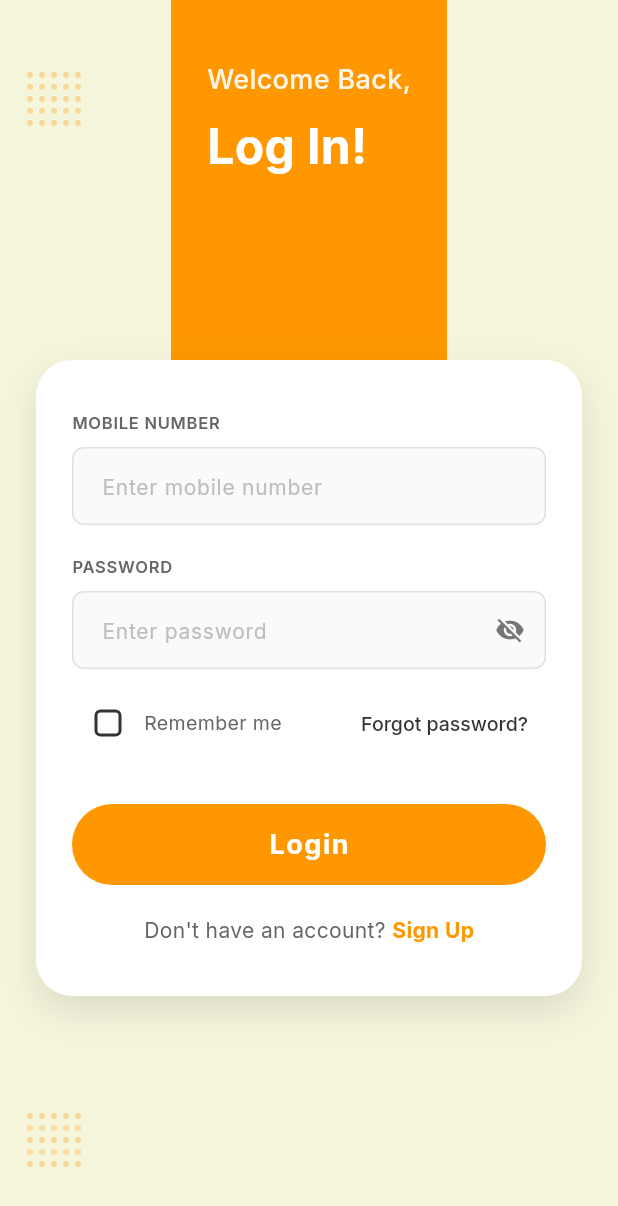
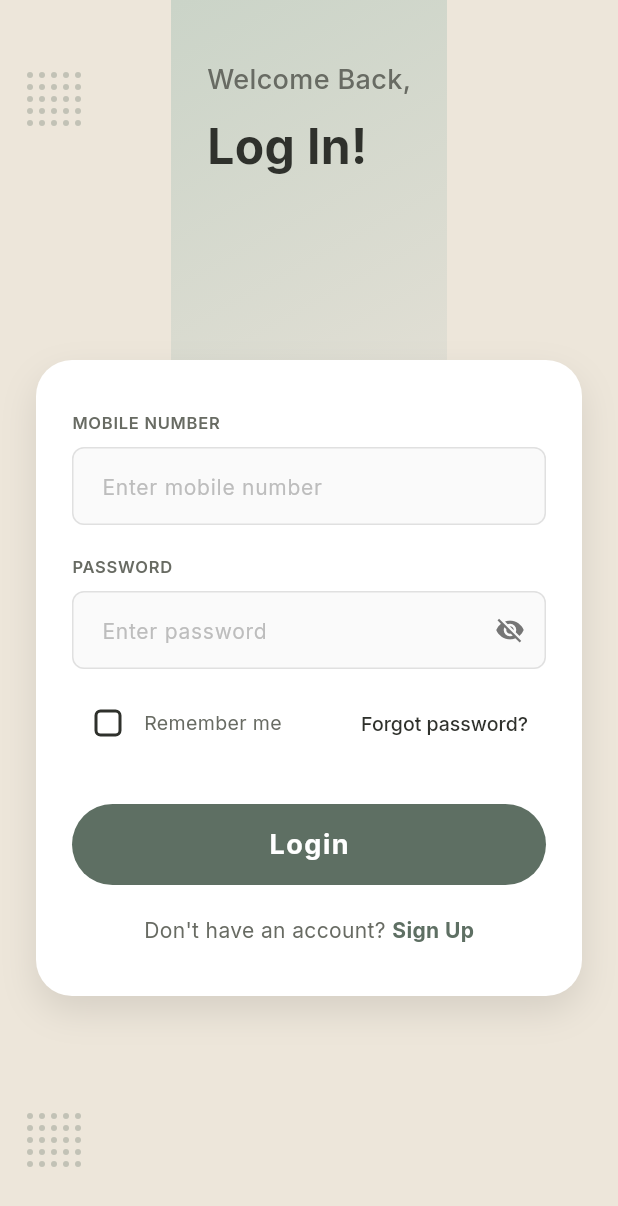
Before and after one commit to sanjumorya-dev/FE-job, a Flutter app: the screen it shows after launch, after a tap on "Skip", on a phone screen of 412 x 824 dp. Shown: the top 1206 px of the screen. Run offline on Flutter 3.47's test engine with Material 3 defaults, Android fonts, the phone set to English and light mode, and no system bars; our stand-ins replace google_fonts, image_picker, shared_preferences; accounts and stored records are empty; network calls fail.

Commit message:
Revamp app with translucent neutral theme styling

```diff
--- a/lib/constants/colors.dart
+++ b/lib/constants/colors.dart
@@ -1,56 +1,60 @@
 import 'package:flutter/material.dart';
 
-/// WorkConnect Color Palette - Based on Figma Design System
+/// WorkConnect Color Palette - soft, glassmorphism inspired neutrals
 class AppColors {
-  // Primary Colors
-  static const Color primary = Color(0xFFFF9800); // Orange (Buttons)
-  static const Color primaryLight = Color(0xFFFFE0B2); // Light Orange
-  static const Color primaryDark = Color(0xFFF57C00); // Dark Orange
+  // Primary Brand Colors
+  static const Color primary = Color(0xFF5E6F63); // Muted olive
+  static const Color primaryLight = Color(0xFFDDE5DC);
+  static const Color primaryDark = Color(0xFF3F4C43);
 
-  // Theme Colors (for Wavy Background)
-  static const Color headerBackground = Color(0xFFFFCA28); // Mustard Yellow
-  static const Color waveColor1 = Color(0xFF42A5F5); // Blue
-  static const Color waveColor2 = Color(0xFFEF5350); // Red/Pink
+  // Theme Accent Colors
+  static const Color headerBackground = Color(0xFFE8E2D8);
+  static const Color waveColor1 = Color(0xFFC7D2C6);
+  static const Color waveColor2 = Color(0xFFD8CFC2);
 
   // Success & Status Colors
-  static const Color success = Color(0xFF4CAF50); // Success Green
-  static const Color successLight = Color(0xFFC8E6C9); // Light Green
-  static const Color successDark = Color(0xFF388E3C); // Dark Green
+  static const Color success = Color(0xFF4B8A67);
+  static const Color successLight = Color(0xFFDCEFE3);
+  static const Color successDark = Color(0xFF2E5F44);
 
   // Warning & Alert Colors
-  static const Color warning = Color(0xFFFF9800); // Warning Orange
-  static const Color warningOrange = Color(0xFFFF7800); // Pure Warning Orange
-  static const Color warningLight = Color(0xFFFFE0B2); // Light Orange
+  static const Color warning = Color(0xFFC58A4E);
+  static const Color warningOrange = Color(0xFFB97A3F);
+  static const Color warningLight = Color(0xFFF5E6D5);
 
   // Error & Destructive Colors
-  static const Color error = Color(0xFFD32F2F); // Error Red
-  static const Color errorLight = Color(0xFFFFCDD2); // Light Red
-  static const Color errorDark = Color(0xFFC62828); // Dark Red
+  static const Color error = Color(0xFFB65C5C);
+  static const Color errorLight = Color(0xFFF3DEDE);
+  static const Color errorDark = Color(0xFF8E4343);
 
   // Text Colors
-  static const Color textMain = Color(0xFF333333); // Main Text
-  static const Color textSecondary = Color(0xFF666666); // Secondary Text
-  static const Color textHint = Color(0xFF999999); // Hint Text
-  static const Color textInverse = Color(0xFFFFFFFF); // White Text
+  static const Color textMain = Color(0xFF2F312C);
+  static const Color textSecondary = Color(0xFF686B63);
+  static const Color textHint = Color(0xFF8E9288);
+  static const Color textInverse = Color(0xFFFFFFFF);
 
   // Background & Surface Colors
-  static const Color background = Color(0xFFF9FAFC); // App Background
-  static const Color backgroundBeige = Color(0xFFF5F5DC); // Beige/Cream for Auth Screens
-  static const Color surface = Color(0xFFFFFFFF); // Surface/Card Background
-  static const Color surfaceSecondary = Color(0xFFF5F5F5); // Secondary Surface
-  static const Color overlay = Color(0xF0000000); // Semi-transparent overlay
+  static const Color background = Color(0xFFF3EFE8);
+  static const Color backgroundBeige = Color(0xFFEDE6DA);
+  static const Color surface = Color(0xCCFFFFFF); // translucent white
+  static const Color surfaceSecondary = Color(0xB3FFFFFF);
+  static const Color overlay = Color(0x70000000);
+
+  // Glass UI Colors
+  static const Color glassStroke = Color(0x99FFFFFF);
+  static const Color glassHighlight = Color(0x66FFFFFF);
 
   // Border & Divider Colors
-  static const Color border = Color(0xFFC0C0C0); // Border Color
-  static const Color borderLight = Color(0xFFE0E0E0); // Light Border
-  static const Color divider = Color(0xFFE0E0E0); // Divider Color
+  static const Color border = Color(0xFFCDC7BC);
+  static const Color borderLight = Color(0xFFE4DED3);
+  static const Color divider = Color(0xFFDCD5C8);
 
   // Semantic Colors
-  static const Color active = Color(0xFFFF9800); // Active state (Orange)
-  static const Color inactive = Color(0xFFBDBDBD); // Inactive state
-  static const Color pending = Color(0xFFFF7800); // Pending state
-  static const Color disabled = Color(0xFFCCCCCC); // Disabled state
+  static const Color active = Color(0xFF5E6F63);
+  static const Color inactive = Color(0xFFB7B6B0);
+  static const Color pending = Color(0xFFB97A3F);
+  static const Color disabled = Color(0xFFD8D5CE);
 
   // Gradient & Special
-  static const Color shadowColor = Color(0x1F000000); // Shadow color
+  static const Color shadowColor = Color(0x1A3A372E);
 }
--- a/lib/main.dart
+++ b/lib/main.dart
@@ -40,12 +40,14 @@ class DihaadiApp extends StatelessWidget {
             onSurface: AppColors.textMain,
             onError: Colors.white,
           ),
+          cardColor: AppColors.surface,
           useMaterial3: true,
           scaffoldBackgroundColor: AppColors.background,
           appBarTheme: AppBarTheme(
-            backgroundColor: Colors.white,
+            backgroundColor: Colors.transparent,
+            surfaceTintColor: Colors.transparent,
             foregroundColor: AppColors.textMain,
-            elevation: 0.5,
+            elevation: 0,
             centerTitle: false,
             titleTextStyle: GoogleFonts.inter(
               fontSize: 18,
@@ -82,7 +84,7 @@ class DihaadiApp extends StatelessWidget {
               ),
           inputDecorationTheme: InputDecorationTheme(
             filled: true,
-            fillColor: Colors.white,
+            fillColor: AppColors.surfaceSecondary,
             border: OutlineInputBorder(
               borderRadius: BorderRadius.circular(8),
               borderSide: BorderSide(color: AppColors.border),
@@ -121,6 +123,7 @@ class DihaadiApp extends StatelessWidget {
               backgroundColor: AppColors.primary,
               foregroundColor: Colors.white,
               elevation: 0,
+              shadowColor: Colors.transparent,
               padding: const EdgeInsets.symmetric(vertical: 14, horizontal: 24),
               shape: RoundedRectangleBorder(
                 borderRadius: BorderRadius.circular(8),
@@ -170,6 +173,21 @@ class DihaadiApp extends StatelessWidget {
             ),
             side: BorderSide(color: AppColors.border),
           ),
+          cardTheme: CardThemeData(
+            color: AppColors.surface,
+            elevation: 0,
+            shape: RoundedRectangleBorder(
+              borderRadius: BorderRadius.circular(16),
+              side: BorderSide(color: AppColors.borderLight),
+            ),
+          ),
+          bottomNavigationBarTheme: BottomNavigationBarThemeData(
+            backgroundColor: AppColors.surface,
+            selectedItemColor: AppColors.primary,
+            unselectedItemColor: AppColors.textSecondary,
+            selectedIconTheme: const IconThemeData(size: 24),
+            unselectedIconTheme: const IconThemeData(size: 22),
+          ),
           dividerTheme: DividerThemeData(
             color: AppColors.divider,
             thickness: 0.5,
--- a/lib/ui/screens/role_selection_screen.dart
+++ b/lib/ui/screens/role_selection_screen.dart
@@ -1,6 +1,7 @@
 import 'package:flutter/material.dart';
 import 'package:dihaadi_app/ui/screens/auth/login_screen.dart';
 import 'package:dihaadi_app/data/models/user_model.dart';
+import 'package:dihaadi_app/constants/colors.dart';
 
 class RoleSelectionScreen extends StatelessWidget {
   const RoleSelectionScreen({super.key});
@@ -40,7 +41,7 @@ class RoleSelectionScreen extends StatelessWidget {
                         width: 260,
                         height: 320,
                         decoration: BoxDecoration(
-                          color: Colors.grey.shade100,
+                          color: AppColors.surfaceSecondary,
                           borderRadius: BorderRadius.circular(20),
                         ),
                         child: Center(
@@ -59,7 +60,7 @@ class RoleSelectionScreen extends StatelessWidget {
                       Text(
                         'Lorem ipsum dolor sit amet elit volutpat consectetur adipiscing',
                         style: theme.textTheme.bodyMedium
-                            ?.copyWith(color: Colors.grey),
+                            ?.copyWith(color: AppColors.textSecondary),
                         textAlign: TextAlign.center,
                       ),
                       const SizedBox(height: 20),
@@ -113,7 +114,7 @@ class RoleSelectionScreen extends StatelessWidget {
           width: active ? 14 : 8,
           height: 8,
           decoration: BoxDecoration(
-            color: active ? color : Colors.grey.shade300,
+            color: active ? color : AppColors.borderLight,
             borderRadius: BorderRadius.circular(8),
           ),
         );
--- a/lib/ui/widgets/auth_header.dart
+++ b/lib/ui/widgets/auth_header.dart
@@ -20,8 +20,15 @@ class AuthHeader extends StatelessWidget {
       child: ClipPath(
         clipper: _HeaderClipper(),
         child: Container(
-          decoration: const BoxDecoration(
-            color: AppColors.primary, // Orange to match design
+          decoration: BoxDecoration(
+            gradient: LinearGradient(
+              begin: Alignment.topLeft,
+              end: Alignment.bottomRight,
+              colors: [
+                AppColors.waveColor1.withValues(alpha: 0.9),
+                AppColors.headerBackground,
+              ],
+            ),
           ),
           padding: const EdgeInsets.symmetric(horizontal: 24, vertical: 40),
           child: SafeArea(
@@ -33,7 +40,7 @@ class AuthHeader extends StatelessWidget {
                   Text(
                     subtitle!,
                     style: TextStyle(
-                      color: Colors.white.withValues(alpha: 0.9),
+                      color: AppColors.textSecondary,
                       fontSize: 18,
                       fontWeight: FontWeight.w500,
                     ),
@@ -43,7 +50,7 @@ class AuthHeader extends StatelessWidget {
                 Text(
                   title,
                   style: const TextStyle(
-                    color: Colors.white,
+                    color: AppColors.textMain,
                     fontSize: 32,
                     fontWeight: FontWeight.bold,
                   ),
--- a/lib/ui/widgets/common_widgets.dart
+++ b/lib/ui/widgets/common_widgets.dart
@@ -249,7 +249,7 @@ class WorkConnectCard extends StatelessWidget {
       child: Container(
         padding: padding ?? const EdgeInsets.all(AppSpacing.lg),
         decoration: BoxDecoration(
-          color: backgroundColor ?? AppColors.surface,
+          color: backgroundColor ?? AppColors.surfaceSecondary,
           borderRadius: BorderRadius.circular(AppRadii.md),
           border: Border.all(color: AppColors.borderLight),
           boxShadow: withShadow
```
Also changed, not shown: lib/constants/component_styles.dart (+4 -4 lines), lib/ui/widgets/dashboard_header.dart (+39 -26 lines).
